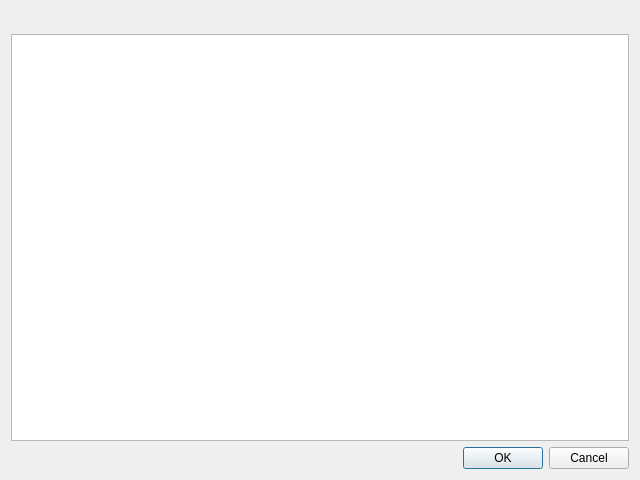
Qt form src/plugins/preferences/item_level_targeting/targetingdialog.ui (kiper220-alt/gpui) before a commit.
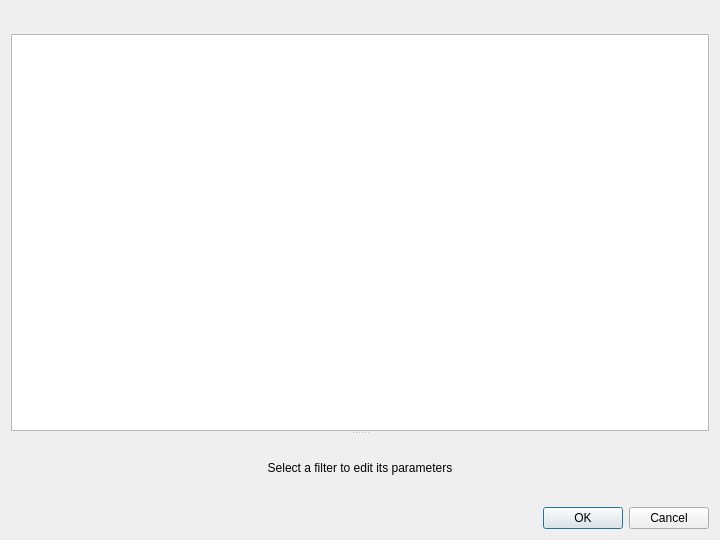
The same form after that commit.

Commit message: feat(preferences): redesign targeting editor workflow

```diff
--- a/src/plugins/preferences/item_level_targeting/targetingdialog.ui
+++ b/src/plugins/preferences/item_level_targeting/targetingdialog.ui
@@ -6,8 +6,8 @@
    <rect>
     <x>0</x>
     <y>0</y>
-    <width>640</width>
-    <height>480</height>
+    <width>720</width>
+    <height>540</height>
    </rect>
   </property>
   <property name="windowTitle">
@@ -22,6 +22,13 @@
     </widget>
    </item>
    <item>
+    <widget class="QSplitter" name="splitter">
+     <property name="orientation">
+      <enum>Qt::Vertical</enum>
+     </property>
+     <property name="childrenCollapsible">
+      <bool>false</bool>
+     </property>
     <widget class="QTreeView" name="treeView">
      <property name="headerHidden">
       <bool>false</bool>
@@ -35,6 +42,26 @@
      <property name="selectionBehavior">
       <enum>QAbstractItemView::SelectRows</enum>
      </property>
+     </widget>
+     <widget class="QStackedWidget" name="editorStack">
+      <property name="currentIndex">
+       <number>0</number>
+      </property>
+      <widget class="QWidget" name="editorPlaceholderPage">
+       <layout class="QVBoxLayout" name="placeholderLayout">
+        <item>
+         <widget class="QLabel" name="editorPlaceholderLabel">
+          <property name="text">
+           <string>Select a filter to edit its parameters</string>
+          </property>
+          <property name="alignment">
+           <set>Qt::AlignCenter</set>
+          </property>
+         </widget>
+        </item>
+       </layout>
+      </widget>
+     </widget>
     </widget>
    </item>
    <item>
```
Lines whose indentation alone changed are shown as unchanged. The commit also changes 15 other files.
